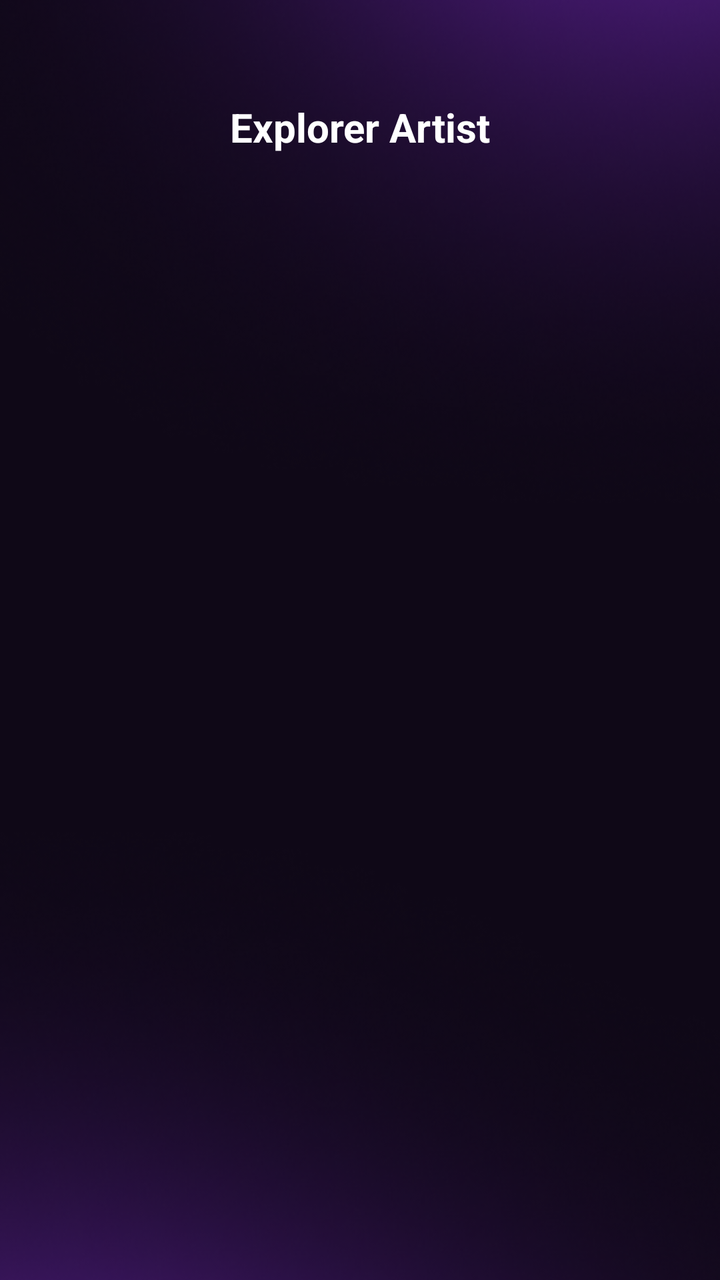
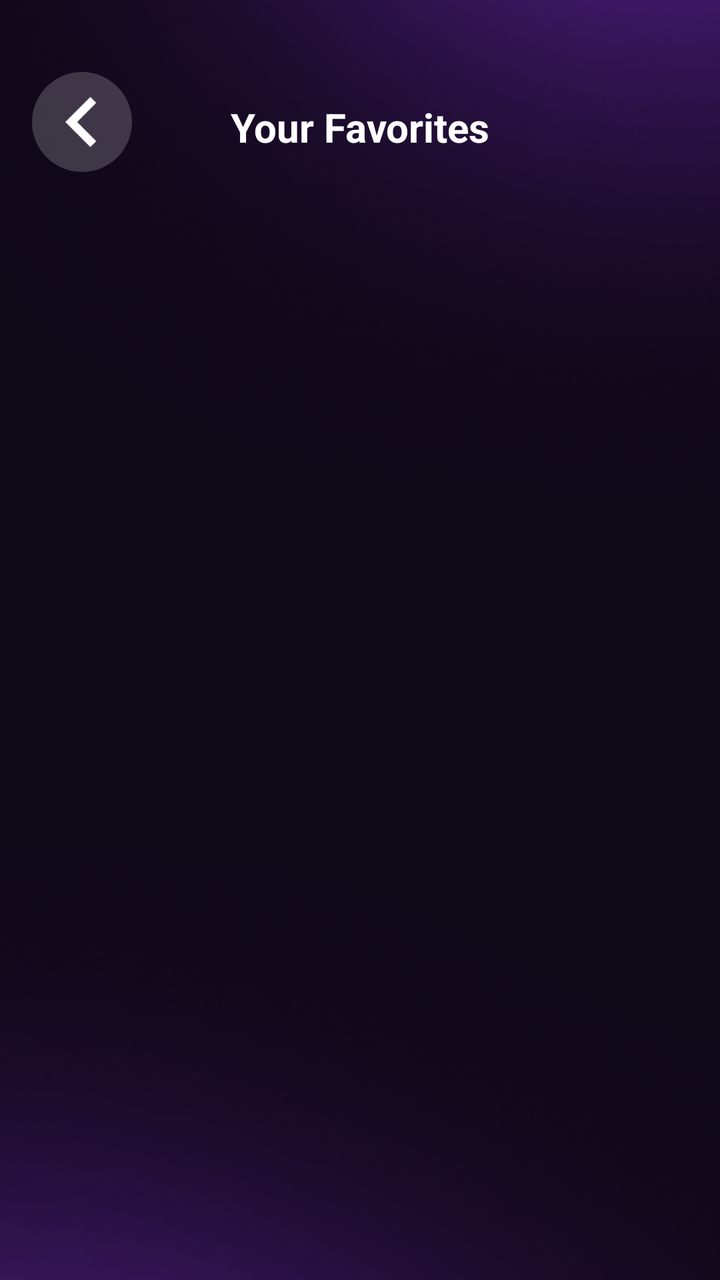

Screens rendered from an Android XML layout before and after an edit, with the pre-edit source and the edit as a unified diff.
<!-- AndroidManifest.xml: application theme Theme.AuraTune -->
<!-- res/layout/activity_main.xml -->
<?xml version="1.0" encoding="utf-8"?>
<androidx.constraintlayout.widget.ConstraintLayout xmlns:android="http://schemas.android.com/apk/res/android"
    xmlns:app="http://schemas.android.com/apk/res-auto"
    xmlns:tools="http://schemas.android.com/tools"
    android:id="@+id/startBtn"
    android:layout_width="match_parent"
    android:layout_height="match_parent"
    tools:context=".Activity.MainActivity">

    <ImageView
        android:id="@+id/imageView3"
        android:layout_width="415dp"
        android:layout_height="897dp"
        app:layout_constraintBottom_toBottomOf="parent"
        app:layout_constraintEnd_toEndOf="parent"
        app:layout_constraintStart_toStartOf="parent"
        app:layout_constraintTop_toTopOf="parent"
        android:src="@drawable/pur"
        android:contentDescription="@string/app_name" />

    <TextView
        android:id="@+id/textView"
        android:layout_width="wrap_content"
        android:layout_height="wrap_content"
        android:layout_marginTop="50dp"
        android:textColor="@color/white"
        android:textSize="20sp"
        android:textStyle="bold"
        android:text="@string/explorer_artist"
        app:layout_constraintEnd_toEndOf="parent"
        app:layout_constraintStart_toStartOf="parent"
        app:layout_constraintTop_toTopOf="parent" />

    <androidx.recyclerview.widget.RecyclerView
        android:id="@+id/recycleviewSongs"
        android:layout_width="match_parent"
        android:layout_height="0dp"
        app:layout_constraintEnd_toEndOf="parent"
        app:layout_constraintStart_toStartOf="parent"
        app:layout_constraintTop_toBottomOf="@id/textView"
        app:layout_constraintBottom_toTopOf="@+id/textEmpty" />

    <TextView
        android:id="@+id/textEmpty"
        android:layout_width="0dp"
        android:layout_height="wrap_content"
        android:visibility="gone"
        android:text="@string/no_music_message"
        android:textColor="@color/white"
        android:textSize="16sp"
        android:gravity="center"
        app:layout_constraintTop_toBottomOf="@id/recycleviewSongs"
        app:layout_constraintStart_toStartOf="parent"
        app:layout_constraintEnd_toEndOf="parent"
        app:layout_constraintBottom_toBottomOf="parent"
        app:layout_constraintVertical_bias="0.1" />

    

</androidx.constraintlayout.widget.ConstraintLayout>
<!-- resources referenced by this layout -->
<resources>
  <color name="white">#FFFFFFFF</color>
  <!-- drawable pur: png bitmap (drawable, 179896 bytes) -->
  <string name="app_name">AuraTune</string>
  <string name="explorer_artist">Explorer Artist</string>
  <string name="no_music_message">No music found. Grant permission or add audio files to your device.</string>
  <style name="Theme.AuraTune" parent="Base.Theme.AuraTune" />
  <style name="Base.Theme.AuraTune" parent="Theme.Material3.DayNight.NoActionBar">
          
          
      </style>
</resources>

<!-- the commit's change to res/layout/activity_main.xml (unified diff, before → after) -->
@@ -18,6 +18,19 @@
         android:src="@drawable/pur"
         android:contentDescription="@string/app_name" />
 
+    <ImageView
+        android:id="@+id/backBtn"
+        android:layout_width="50dp"
+        android:layout_height="50dp"
+        android:layout_marginStart="16dp"
+        android:layout_marginTop="36dp"
+        android:background="@drawable/circle_bg"
+        android:contentDescription="@string/back_desc"
+        app:layout_constraintStart_toStartOf="parent"
+        app:layout_constraintTop_toTopOf="parent"
+        app:srcCompat="@drawable/ic_keyboard_arrow_left_24"
+        app:tint="@color/white" />
+
     <TextView
         android:id="@+id/textView"
         android:layout_width="wrap_content"
@@ -26,7 +39,7 @@
         android:textColor="@color/white"
         android:textSize="20sp"
         android:textStyle="bold"
-        android:text="@string/explorer_artist"
+        android:text="@string/your_favorites"
         app:layout_constraintEnd_toEndOf="parent"
         app:layout_constraintStart_toStartOf="parent"
         app:layout_constraintTop_toTopOf="parent" />
@@ -35,10 +48,11 @@
         android:id="@+id/recycleviewSongs"
         android:layout_width="match_parent"
         android:layout_height="0dp"
+        android:layout_marginTop="36dp"
+        app:layout_constraintBottom_toTopOf="@+id/textEmpty"
         app:layout_constraintEnd_toEndOf="parent"
         app:layout_constraintStart_toStartOf="parent"
-        app:layout_constraintTop_toBottomOf="@id/textView"
-        app:layout_constraintBottom_toTopOf="@+id/textEmpty" />
+        app:layout_constraintTop_toBottomOf="@id/textView" />
 
     <TextView
         android:id="@+id/textEmpty"
<!-- resource entries referenced after the edit -->
@@ -1,10 +1,28 @@
 <!-- resources referenced by this layout -->
 <resources>
   <color name="white">#FFFFFFFF</color>
+  <!-- drawable circle_bg (drawable) -->
+  <?xml version="1.0" encoding="utf-8"?>
+  <selector xmlns:android="http://schemas.android.com/apk/res/android">
+      <item>
+          <shape android:shape="oval">
+              <solid android:color="#30ffffff"/>
+              <size android:width="210dp" android:height="210dp"/>
+          </shape>
+      </item>
+  
+  </selector>
+  <!-- drawable ic_keyboard_arrow_left_24 (drawable) -->
+  <vector xmlns:android="http://schemas.android.com/apk/res/android" android:autoMirrored="true" android:height="24dp" android:tint="#000000" android:viewportHeight="24" android:viewportWidth="24" android:width="24dp">
+        
+      <path android:fillColor="@android:color/white" android:pathData="M15.41,16.59L10.83,12l4.58,-4.59L14,6l-6,6 6,6 1.41,-1.41z"/>
+      
+  </vector>
   <!-- drawable pur: png bitmap (drawable, 179896 bytes) -->
   <string name="app_name">AuraTune</string>
-  <string name="explorer_artist">Explorer Artist</string>
+  <string name="back_desc">Back</string>
   <string name="no_music_message">No music found. Grant permission or add audio files to your device.</string>
+  <string name="your_favorites">Your Favorites</string>
   <style name="Theme.AuraTune" parent="Base.Theme.AuraTune" />
   <style name="Base.Theme.AuraTune" parent="Theme.Material3.DayNight.NoActionBar">
           
